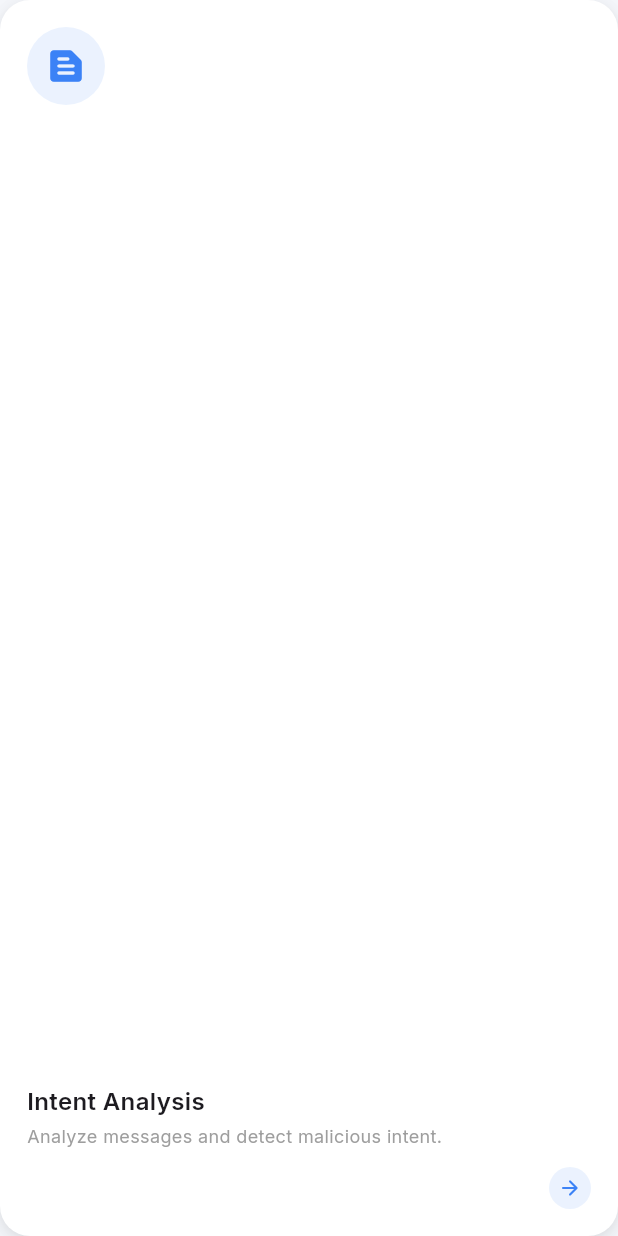
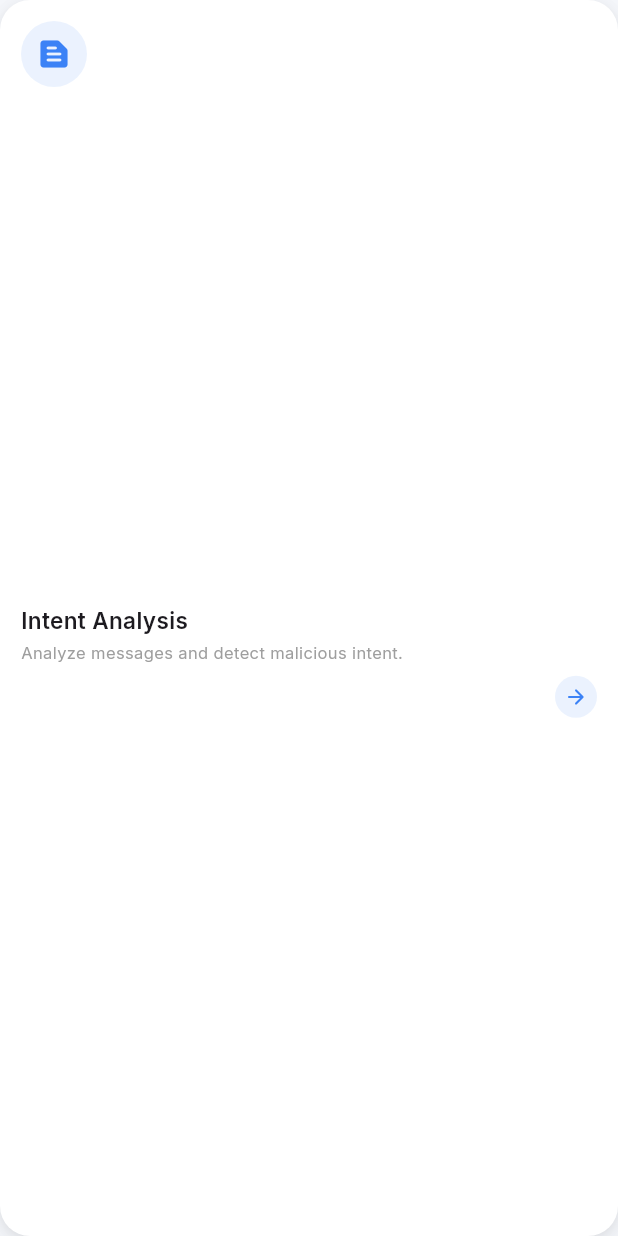
Before and after one commit to Anbu-Navin-Devs/Aegis-Scam-Firewall, a Flutter app: the ModernFeatureCard widget shown alone on an empty page, opened directly, on a phone screen of 412 x 824 dp. Run offline on Flutter 3.47's test engine with Material 3 defaults, Android fonts, the phone set to English and light mode, and no system bars; our stand-ins replace file_picker, flutter_riverpod, go_router, google_fonts.

Commit message:
uodated ui

```diff
--- a/frontend/lib/shared/widgets/modern_feature_card.dart
+++ b/frontend/lib/shared/widgets/modern_feature_card.dart
@@ -73,13 +73,13 @@ class _ModernFeatureCardState extends State<ModernFeatureCard> {
                   ),
                 ],
         ),
-        padding: const EdgeInsets.all(18),
+        padding: const EdgeInsets.all(14),
         child: Column(
           crossAxisAlignment: CrossAxisAlignment.start,
           children: [
             // Top: Icon
             Container(
-              padding: const EdgeInsets.all(12),
+              padding: const EdgeInsets.all(10),
               decoration: BoxDecoration(
                 shape: BoxShape.circle,
                 color: isDark
@@ -89,7 +89,7 @@ class _ModernFeatureCardState extends State<ModernFeatureCard> {
               child: Icon(
                 widget.icon,
                 color: widget.accentColor,
-                size: 28,
+                size: 24,
               ),
             ),
             const Spacer(),
@@ -98,21 +98,23 @@ class _ModernFeatureCardState extends State<ModernFeatureCard> {
               widget.title,
               style: const TextStyle(
                 fontWeight: FontWeight.w600,
-                fontSize: 16,
+                fontSize: 15,
               ),
             ),
             const SizedBox(height: 4),
-            Text(
+            Flexible(
+              child: Text(
                 widget.description,
                 style: TextStyle(
-                fontSize: 12,
+                  fontSize: 11,
                   color: Colors.grey.shade500,
                   height: 1.3,
                 ),
                 maxLines: 2,
                 overflow: TextOverflow.ellipsis,
               ),
-            const SizedBox(height: 12),
+            ),
+            const SizedBox(height: 8),
             // Bottom Right: Arrow CTA
             Align(
               alignment: Alignment.bottomRight,
```
Lines whose indentation alone changed are shown as unchanged.
